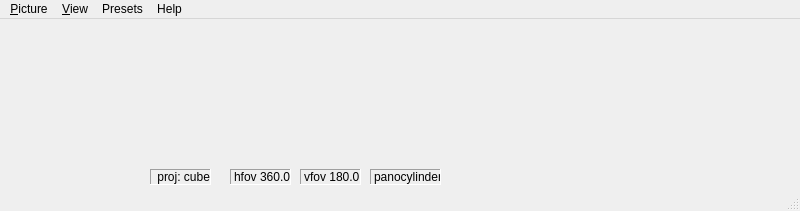
Above: ui/mainwindow.ui from lazarus-pkgs/panini before the change. Below: the same form after it.
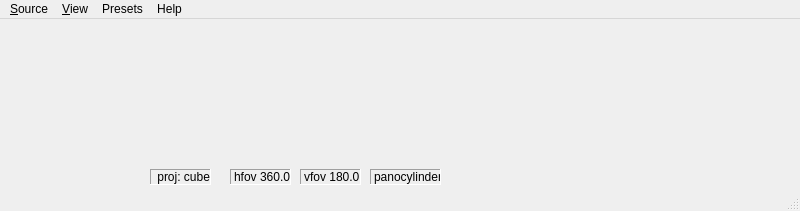
That is the form after the change. Icons and pictures are not drawn.

Diff of the .ui file:
```diff
--- a/ui/mainwindow.ui
+++ b/ui/mainwindow.ui
@@ -130,7 +130,7 @@
    </widget>
    <widget class="QMenu" name="menuLoad" >
     <property name="title" >
-     <string>&amp;Picture</string>
+     <string>&amp;Source</string>
     </property>
     <addaction name="actionQTVR" />
     <addaction name="actionRectilinear" />
```
Left out of the diff: 18 changed lines with no effect on the pictures.
